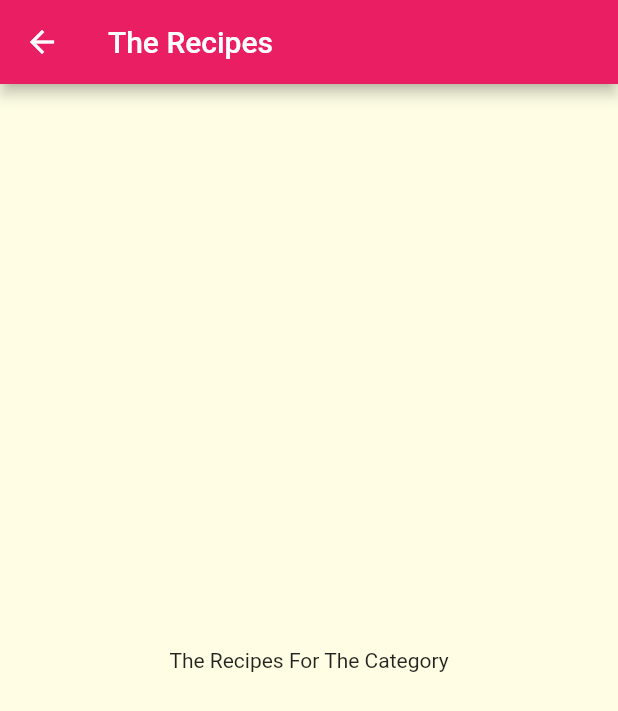
After one commit to boyk0/meals-flutter-app, a Flutter app: the screen it shows after launch, after a tap on "Italian", on a phone screen of 412 x 824 dp. The commit adds this screen. Shown: the top 711 px of the screen. Run offline on Flutter 3.47's test engine with Material 2 defaults, Android fonts, the phone set to English and light mode, and no system bars.

Commit message:
added routing

```diff
--- a/lib/category_item.dart
+++ b/lib/category_item.dart
@@ -1,14 +1,26 @@
 import 'package:flutter/material.dart';
+
+import './category_meals_screen.dart';
 
 class CategoryItem extends StatelessWidget{
   final String title;
   final Color color;
 
+  void selectCategory(BuildContext ctx) {
+    Navigator.of(ctx).push(MaterialPageRoute(builder: (_) {
+      return CategoryMealsScreen();
+    }));
+  }
+
   CategoryItem(this.title, this.color,);
 
   @override
   Widget build(BuildContext context) {
-    return Container(
+    return InkWell(
+      onTap: () => selectCategory(context),
+      splashColor: Theme.of(context).primaryColor,
+      borderRadius: BorderRadius.circular(15),
+      child: Container(
         padding: const EdgeInsets.all(15),
         child: Text(
           title,
@@ -25,6 +37,7 @@ class CategoryItem extends StatelessWidget{
           ),
           borderRadius: BorderRadius.circular(15),
         ),
+      ),
     );
   }
 }
--- /dev/null
+++ b/lib/category_meals_screen.dart
@@ -0,0 +1,17 @@
+import 'package:flutter/material.dart';
+
+class CategoryMealsScreen extends StatelessWidget {
+  @override
+  Widget build(BuildContext context) {
+    return Scaffold(
+      appBar: AppBar(
+        title: const Text('The Recipes'),
+      ),
+      body: Center(
+        child: Text(
+          'The Recipes For The Category'
+        ),
+      ),
+    );
+  }
+}
```
Also changed, not shown: pubspec.yaml (+7 -7 lines). Lines whose indentation alone changed are shown as unchanged.
